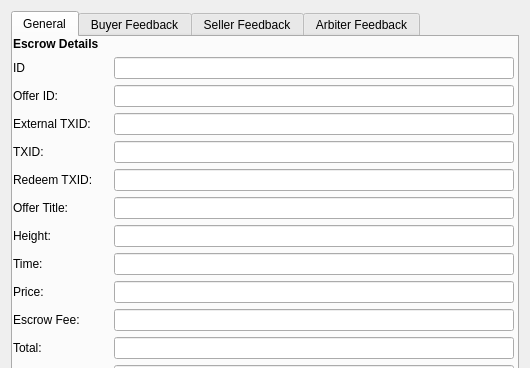
greggdourgarian/syscoin2, file src/qt/forms/escrowinfodialog.ui: the form before one commit; both pictures show x 0 to 530 and y 0 to 368 of the 530 by 583 pixel window.
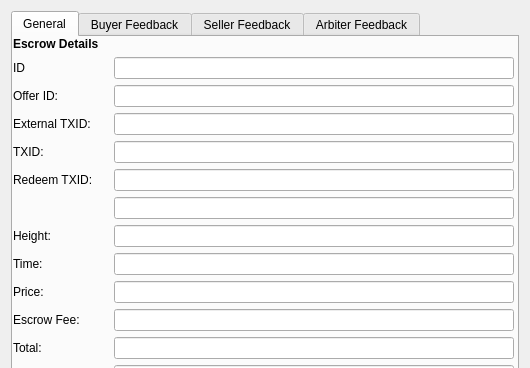
The form after the commit.

```diff
--- a/src/qt/forms/escrowinfodialog.ui
+++ b/src/qt/forms/escrowinfodialog.ui
@@ -86,13 +86,6 @@
           </property>
          </widget>
         </item>
-        <item row="6" column="0">
-         <widget class="QLabel" name="label_14">
-          <property name="text">
-           <string>Offer Title:</string>
-          </property>
-         </widget>
-        </item>
         <item row="6" column="1">
          <widget class="QLineEdit" name="titleEdit"/>
         </item>
```
